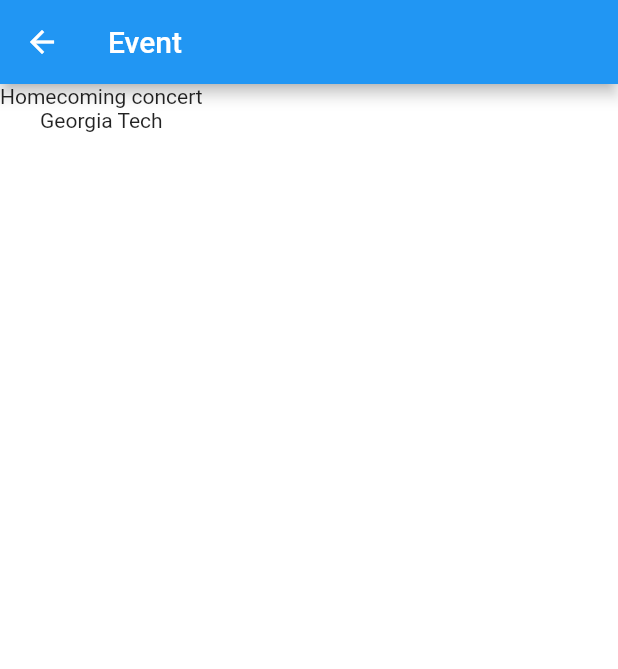
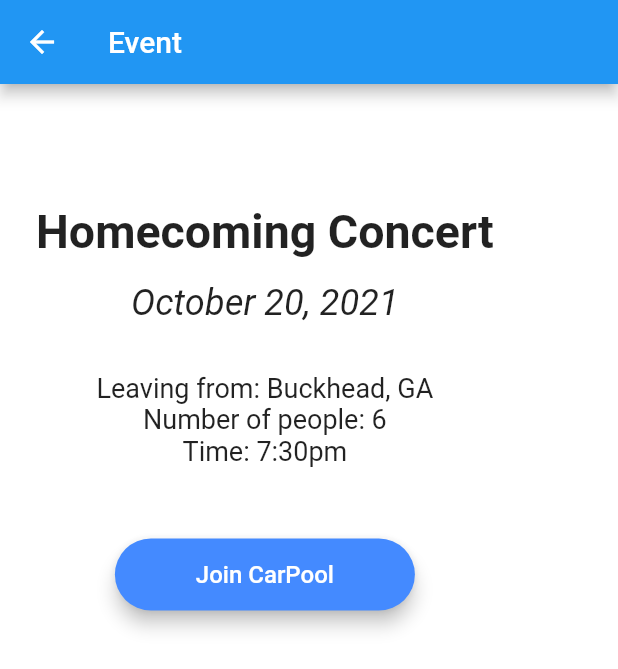
Before and after one commit to Karthik-Kundurthy/hack-gt, a Flutter app: the DetailEventScreen screen opened by its route, on a phone screen of 412 x 824 dp. Shown: the top 669 px of the screen. Run offline on Flutter 3.47's test engine with Material 2 defaults, Android fonts, the phone set to English and light mode, and no system bars; our stand-ins replace cloud_firestore, firebase_auth, firebase_core; accounts and stored records are empty; Roboto replaces fonts that are missing (Raleway).

Commit message:
Update detail_event_screen.dart

```diff
--- a/carpool/lib/screens/detail_event_screen.dart
+++ b/carpool/lib/screens/detail_event_screen.dart
@@ -15,7 +15,48 @@ class DetailEventScreenState extends State<DetailEventScreen> {
           "Event",
         )
       ),
-      body: Column(children: <Widget>[Text("Homecoming concert"), Text("Georgia Tech")]),
+      body: Padding(
+        padding: EdgeInsets.symmetric(horizontal: 24.0),
+        child: Column(
+          mainAxisAlignment: MainAxisAlignment.start,
+          // crossAxisAlignment: CrossAxisAlignment.stretch,
+          children: <Widget>[Text(""),
+            Text(""),
+            Text(""),
+            Text(""),
+            Text(""),
+            Text("Homecoming Concert", style: TextStyle(fontSize: 31, fontFamily: 'Raleway', fontWeight: FontWeight.bold)),
+            Text(""),
+            Text("October 20, 2021", style: TextStyle(fontSize: 24, fontStyle: FontStyle.italic)),
+            Text(""),
+            Text(""),
+            Text("Leaving from: Buckhead, GA", style: TextStyle(fontSize: 18)),
+            Text("Number of people: 6", style: TextStyle(fontSize: 18)),
+            Text("Time: 7:30pm", style: TextStyle(fontSize: 18)),
+            Text(""),
+            Text(""),
+            Padding(
+              padding: EdgeInsets.symmetric(vertical: 16.0),
+              child: Material(
+                color: Colors.blueAccent,
+                borderRadius: BorderRadius.all(Radius.circular(30.0)),
+                elevation: 5.0,
+                child: MaterialButton(
+                  onPressed: () async {
+                    Navigator.pushNamed(context, 'events_screen');
+                  },
+                  minWidth: 200.0,
+                  height: 42.0,
+                  child: Text(
+                    'Join CarPool',
+                    style: TextStyle(color: Colors.white, fontSize: 16),
+                  ),
+                ),
+              ),
+            ),
+            ]
+          ),
+    ),
     );
   }
 }
```
